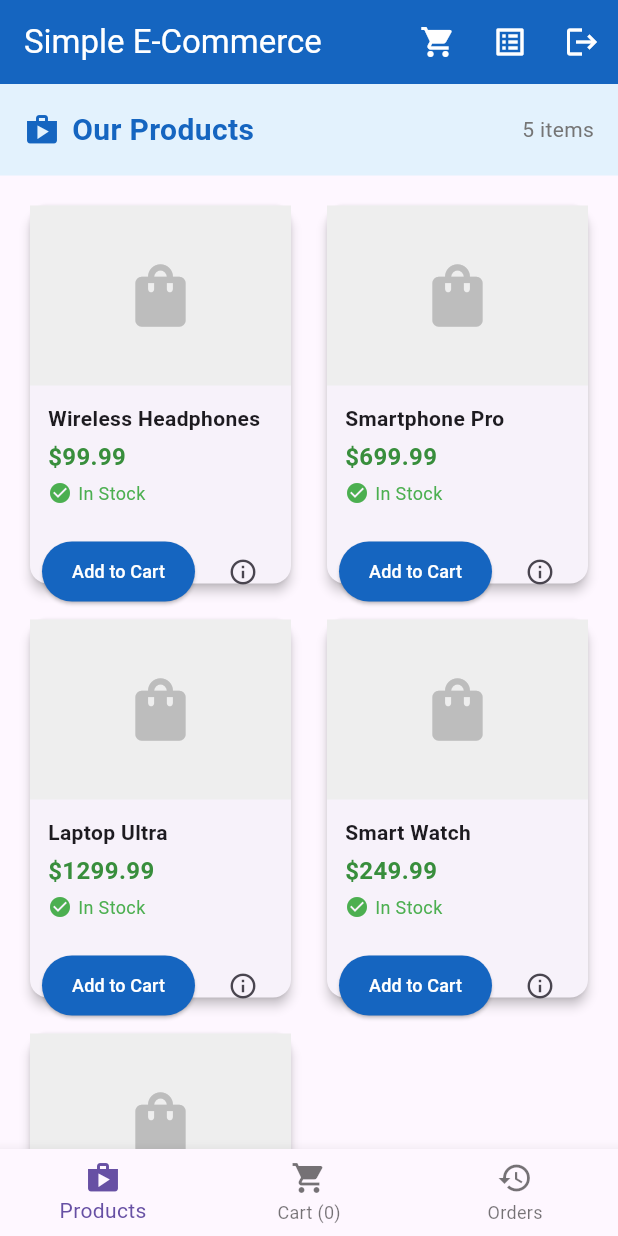
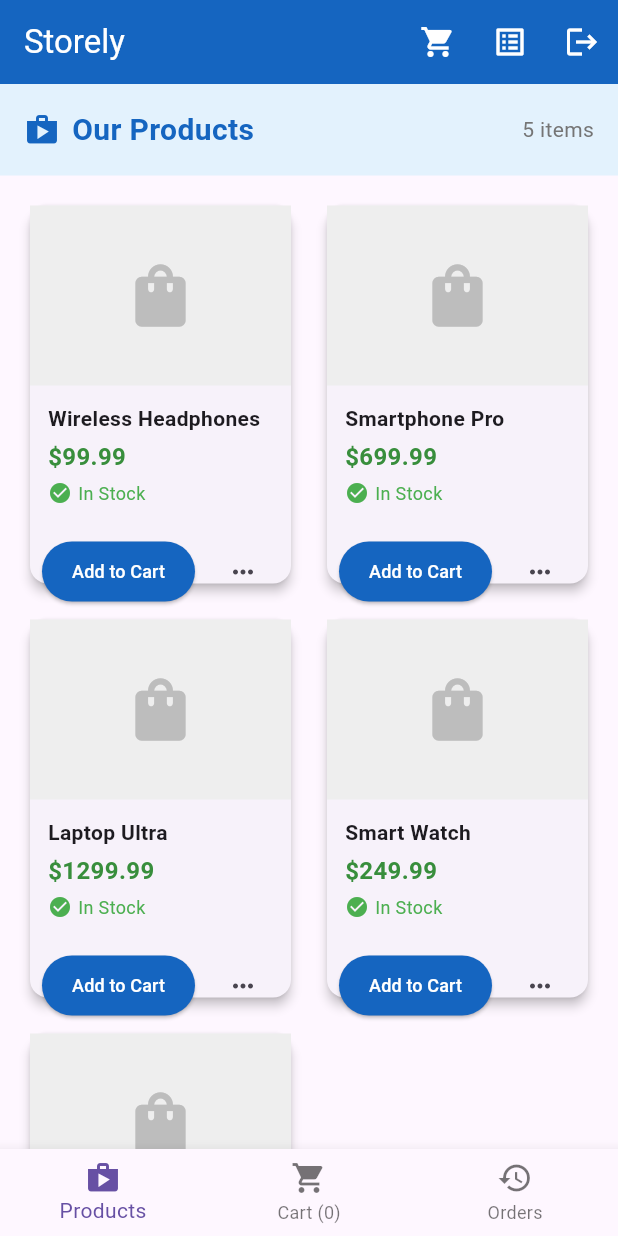
Before and after one commit to mati-tech/flutter_fifthpr, a Flutter app: the screen it shows after launch, on a phone screen of 412 x 824 dp. Run offline on Flutter 3.47's test engine with Material 3 defaults, Android fonts, the phone set to English and light mode, and no system bars.

```diff
--- a/lib/Homepage.dart
+++ b/lib/Homepage.dart
@@ -15,7 +15,7 @@ class HomePage extends StatefulWidget {
 }
 
 class _HomePageState extends State<HomePage> {
-  // Application state
+
   List<Product> _products = [];
   List<CartItem> _cartItems = [];
   List<Order> _orders = [];
@@ -281,7 +281,8 @@ class _HomePageState extends State<HomePage> {
 
     return Scaffold(
       appBar: AppBar(
-        title: Text('Simple E-Commerce'),
+        title: Text('Storely'),
+
         backgroundColor: Colors.blue.shade800,
         foregroundColor: Colors.white,
         actions: [
--- a/lib/StorelyApp.dart
+++ b/lib/StorelyApp.dart
@@ -1,11 +1,12 @@
 import 'package:fifthpr/Homepage.dart';
 import 'package:flutter/material.dart';
+
 
 class StorelyApp extends StatelessWidget {
   @override
   Widget build(BuildContext context) {
     return MaterialApp(
-      title: 'Simple E-Commerce',
+      title: 'Storely',
       theme: ThemeData(
         primarySwatch: Colors.blue,
         visualDensity: VisualDensity.adaptivePlatformDensity,
--- a/lib/features/products/product_card.dart
+++ b/lib/features/products/product_card.dart
@@ -98,7 +98,7 @@ class ProductCard extends StatelessWidget {
                 ),
                 SizedBox(width: 8),
                 IconButton(
-                  icon: Icon(Icons.info_outline, size: 20),
+                  icon: Icon(Icons.more_horiz_outlined, size: 20),
                   onPressed: onViewDetails,
                 ),
               ],
--- a/lib/features/products/products_screen.dart
+++ b/lib/features/products/products_screen.dart
@@ -25,6 +25,7 @@ class ProductsScreen extends StatelessWidget {
       children: [
         // Header
         Container(
+
           padding: EdgeInsets.all(16),
           color: Colors.blue.shade50,
           child: Row(
```
Also changed, not shown: lib/main.dart (line endings or trailing spaces).
